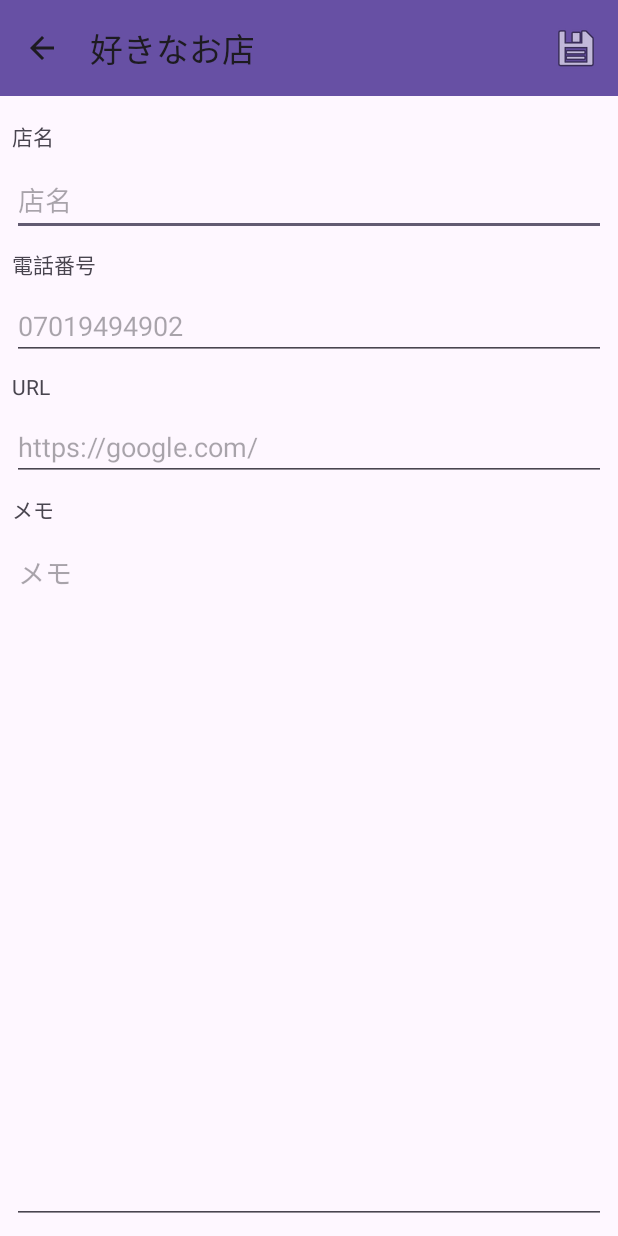
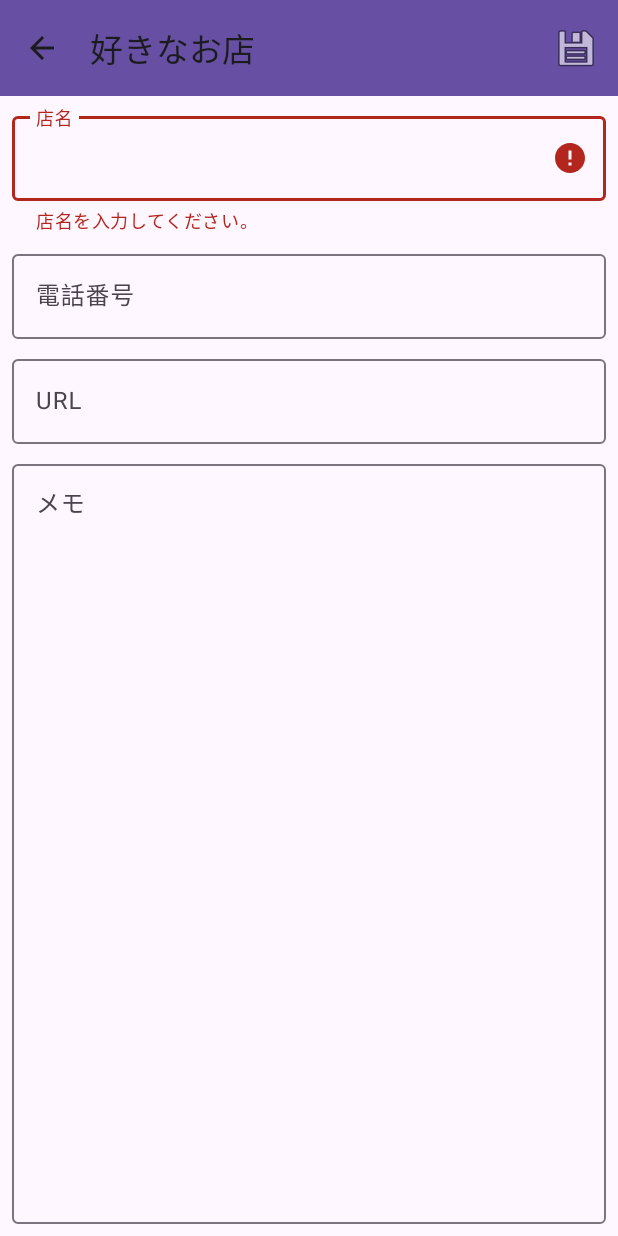
Before and after one commit to tsutoringo/FavoriteShop, an Android app: the ShopEditActivity screen opened directly, with no data from a screen before it, after a tap on "登録", on a phone screen of 412 x 824 dp. Run offline under Robolectric (Android 15) with nearby library versions, the phone set to English and light mode, and no system bars.

Commit message:
itlに変更

```diff
--- a/app/src/main/java/local/hal/st31/android/favoriteshop30678/ConfirmDialog.kt
+++ b/app/src/main/java/local/hal/st31/android/favoriteshop30678/DeleteConfirmDialog.kt
@@ -1,14 +1,13 @@
 package local.hal.st31.android.favoriteshop30678
 
 import android.app.Dialog
-import android.content.Context
 import android.content.DialogInterface
 import android.os.Bundle
 import android.widget.Toast
 import androidx.appcompat.app.AlertDialog
 import androidx.fragment.app.DialogFragment
 
-class ConfirmDialog : DialogFragment() {
+class DeleteConfirmDialog : DialogFragment() {
 
     override fun onCreateDialog(savedInstanceState: Bundle?): Dialog {
         val builder = AlertDialog.Builder(requireActivity())
@@ -18,7 +17,6 @@ class ConfirmDialog : DialogFragment() {
         builder.setNegativeButton(R.string.dlg_bt_ng, DialogButtonClickListener())
         return builder.create()
     }
-
     private inner class DialogButtonClickListener : DialogInterface.OnClickListener {
         override fun onClick(dialog: DialogInterface, which: Int) {
             when (which) {
--- a/app/src/main/java/local/hal/st31/android/favoriteshop30678/ShopEditActivity.kt
+++ b/app/src/main/java/local/hal/st31/android/favoriteshop30678/ShopEditActivity.kt
@@ -2,7 +2,6 @@ package local.hal.st31.android.favoriteshop30678
 
 import android.os.Bundle
 import android.view.MenuItem
-import android.widget.Toast
 import androidx.activity.enableEdgeToEdge
 import androidx.appcompat.app.AppCompatActivity
 import androidx.appcompat.widget.Toolbar
@@ -90,8 +89,10 @@ class ShopEditActivity : AppCompatActivity() {
         val note = binding.etMemo.text.toString()
 
         if (name.isEmpty()) {
-            Toast.makeText(this@ShopEditActivity, "店名を入力してください。", Toast.LENGTH_SHORT).show()
+            binding.tilShopName.error = "店名を入力してください。"
             return
+        } else {
+            binding.tilShopName.error = null
         }
 
         val result = shopRepository.saveShop(mode, shopId, name, tel, url, note)
@@ -101,7 +102,7 @@ class ShopEditActivity : AppCompatActivity() {
     }
 
     private fun deleteShop() {
-        val dialog = ConfirmDialog()
+        val dialog = DeleteConfirmDialog()
         dialog.show(supportFragmentManager, "ConfirmDialog")
     }
 
--- a/app/src/main/res/layout/activity_main.xml
+++ b/app/src/main/res/layout/activity_main.xml
@@ -17,7 +17,6 @@
         app:layout_constraintStart_toStartOf="parent"
         app:layout_constraintTop_toTopOf="parent"
         app:menu="@menu/menu_tb_main"
-        app:navigationIcon="@android:drawable/ic_menu_info_details"
         app:title="@string/app_name" />
 
     <ListView
--- a/app/src/main/res/layout/activity_shop_edit.xml
+++ b/app/src/main/res/layout/activity_shop_edit.xml
@@ -21,103 +21,84 @@
         app:navigationIcon="?attr/homeAsUpIndicator"
         app:title="@string/tv_title" />
 
-    <TextView
-        android:id="@+id/tvShopName"
-        android:layout_width="wrap_content"
-        android:layout_height="wrap_content"
-        android:layout_marginStart="8dp"
-        android:layout_marginTop="16dp"
-        android:text="@string/tv_shop_name"
-        app:layout_constraintStart_toStartOf="parent"
-        app:layout_constraintTop_toBottomOf="@+id/tbEdit" />
-
-    <TextView
-        android:id="@+id/tvTel"
-        android:layout_width="wrap_content"
-        android:layout_height="wrap_content"
-        android:layout_marginStart="8dp"
-        android:layout_marginTop="8dp"
-        android:text="@string/tv_tel"
-        app:layout_constraintStart_toStartOf="parent"
-        app:layout_constraintTop_toBottomOf="@+id/etShopName" />
-
-    <EditText
-        android:id="@+id/etShopName"
+    <com.google.android.material.textfield.TextInputLayout
+        android:id="@+id/tilShopName"
         android:layout_width="0dp"
         android:layout_height="wrap_content"
         android:layout_marginStart="8dp"
         android:layout_marginTop="8dp"
         android:layout_marginEnd="8dp"
-        android:ems="10"
-        android:hint="@string/et_shop_name_hint"
-        android:inputType="text"
         app:layout_constraintEnd_toEndOf="parent"
         app:layout_constraintStart_toStartOf="parent"
-        app:layout_constraintTop_toBottomOf="@+id/tvShopName" />
+        app:layout_constraintTop_toBottomOf="@+id/tbEdit">
 
-    <EditText
-        android:id="@+id/etTel"
+        <com.google.android.material.textfield.TextInputEditText
+            android:id="@+id/etShopName"
+            android:layout_width="match_parent"
+            android:layout_height="wrap_content"
+            android:hint="@string/tv_shop_name" />
+    </com.google.android.material.textfield.TextInputLayout>
+
+    <com.google.android.material.textfield.TextInputLayout
+        android:id="@+id/itlTel"
         android:layout_width="0dp"
         android:layout_height="wrap_content"
         android:layout_marginStart="8dp"
         android:layout_marginTop="8dp"
         android:layout_marginEnd="8dp"
-        android:ems="10"
-        android:hint="@string/et_tel_hint"
-        android:inputType="phone"
         app:layout_constraintEnd_toEndOf="parent"
         app:layout_constraintStart_toStartOf="parent"
-        app:layout_constraintTop_toBottomOf="@+id/tvTel" />
+        app:layout_constraintTop_toBottomOf="@+id/tilShopName">
 
-    <TextView
-        android:id="@+id/tvUrl"
-        android:layout_width="wrap_content"
-        android:layout_height="wrap_content"
-        android:layout_marginStart="8dp"
-        android:layout_marginTop="8dp"
-        android:text="@string/et_url"
-        app:layout_constraintStart_toStartOf="parent"
-        app:layout_constraintTop_toBottomOf="@+id/etTel" />
+        <com.google.android.material.textfield.TextInputEditText
+            android:id="@+id/etTel"
+            android:layout_width="match_parent"
+            android:layout_height="wrap_content"
+            android:hint="@string/tv_tel"
+            android:inputType="phone" />
+    </com.google.android.material.textfield.TextInputLayout>
 
-    <EditText
-        android:id="@+id/etUrl"
+    <com.google.android.material.textfield.TextInputLayout
+        android:id="@+id/itlUrl"
         android:layout_width="0dp"
         android:layout_height="wrap_content"
         android:layout_marginStart="8dp"
         android:layout_marginTop="8dp"
         android:layout_marginEnd="8dp"
-        android:ems="10"
-        android:hint="@string/et_url_hint"
-        android:inputType="text|textUri"
         app:layout_constraintEnd_toEndOf="parent"
         app:layout_constraintStart_toStartOf="parent"
-        app:layout_constraintTop_toBottomOf="@+id/tvUrl" />
+        app:layout_constraintTop_toBottomOf="@+id/itlTel">
 
-    <TextView
-        android:id="@+id/tvMemo"
-        android:layout_width="wrap_content"
-        android:layout_height="wrap_content"
-        android:layout_marginStart="8dp"
-        android:layout_marginTop="8dp"
-        android:text="@string/et_memo_view"
-        app:layout_constraintStart_toStartOf="parent"
-        app:layout_constraintTop_toBottomOf="@+id/etUrl" />
+        <com.google.android.material.textfield.TextInputEditText
+            android:id="@+id/etUrl"
+            android:layout_width="match_parent"
+            android:layout_height="wrap_content"
+            android:hint="@string/et_url"
+            android:inputType="text|textUri" />
+    </com.google.android.material.textfield.TextInputLayout>
 
-    <EditText
-        android:id="@+id/etMemo"
+    <com.google.android.material.textfield.TextInputLayout
+        android:id="@+id/etlMemo"
         android:layout_width="0dp"
         android:layout_height="0dp"
         android:layout_marginStart="8dp"
         android:layout_marginTop="8dp"
         android:layout_marginEnd="8dp"
         android:layout_marginBottom="8dp"
-        android:ems="10"
-        android:gravity="start|top"
-        android:hint="@string/et_memo_hint"
-        android:inputType="textMultiLine"
         app:layout_constraintBottom_toBottomOf="parent"
         app:layout_constraintEnd_toEndOf="parent"
+        app:layout_constraintHorizontal_bias="0.0"
         app:layout_constraintStart_toStartOf="parent"
-        app:layout_constraintTop_toBottomOf="@+id/tvMemo" />
+        app:layout_constraintTop_toBottomOf="@+id/itlUrl"
+        app:layout_constraintVertical_bias="0.0">
+
+        <com.google.android.material.textfield.TextInputEditText
+            android:id="@+id/etMemo"
+            android:layout_width="match_parent"
+            android:layout_height="match_parent"
+            android:gravity="top"
+            android:hint="@string/et_memo_hint"
+            android:inputType="textMultiLine" />
+    </com.google.android.material.textfield.TextInputLayout>
 
 </androidx.constraintlayout.widget.ConstraintLayout>
--- a/app/src/main/res/menu/menu_shop_edit.xml
+++ b/app/src/main/res/menu/menu_shop_edit.xml
@@ -5,7 +5,7 @@
         android:id="@+id/menuSave"
         android:icon="@android:drawable/ic_menu_save"
         android:title="@string/bt_save"
-        app:showAsAction="always" />
+        app:showAsAction="ifRoom" />
     <item
         android:id="@+id/menuDelete"
         android:icon="@android:drawable/ic_menu_delete"
```
